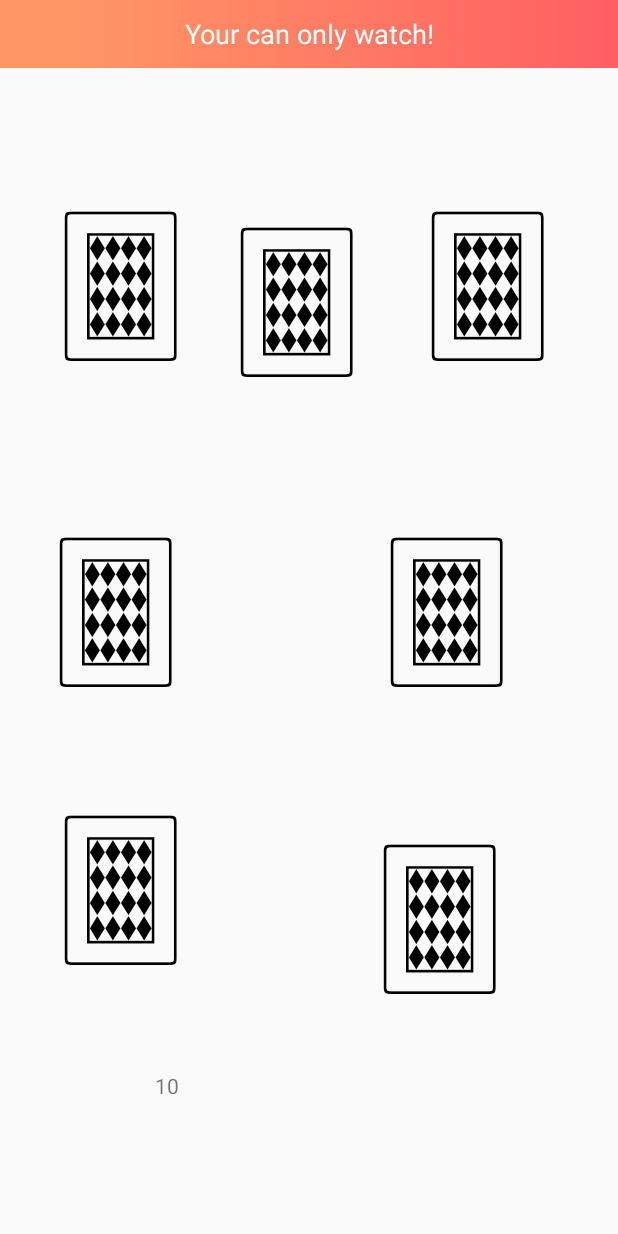
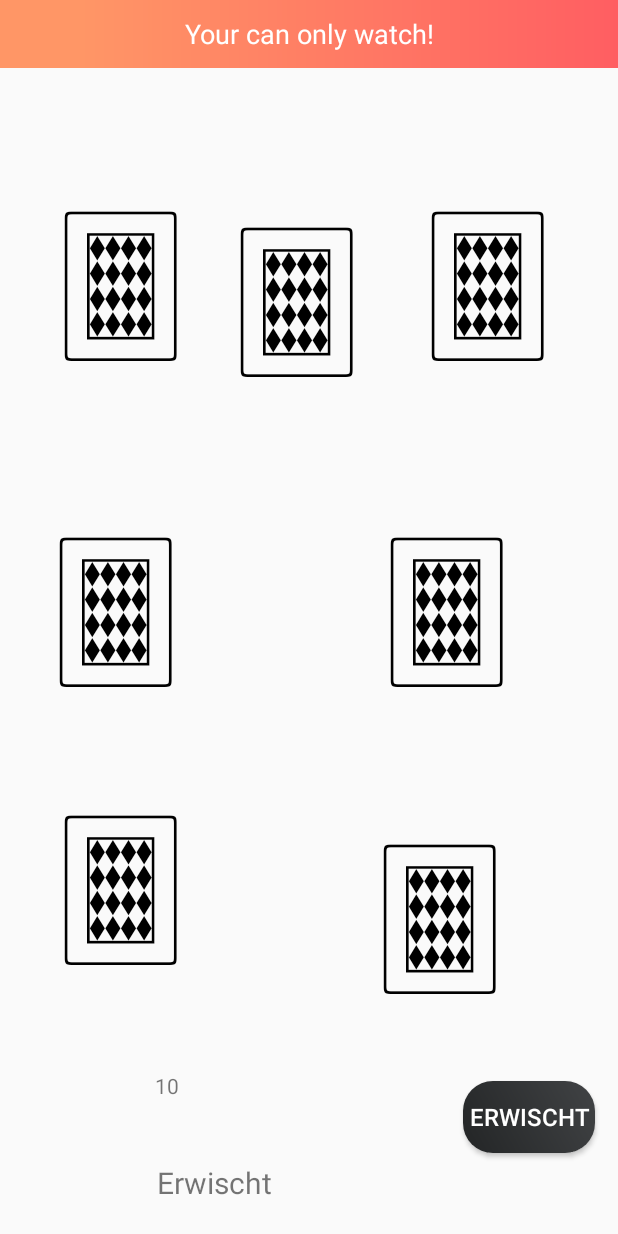
Before and after one commit to SE2-Busfahrer-SS20/SE2-Busfahrer-SS20, an Android app: the BushmenActivity screen opened directly, with no data from a screen before it, on a phone screen of 412 x 824 dp. Run offline under Robolectric (Android 15) with nearby library versions, the phone set to English and light mode, and no system bars; libraries missing offline, so code that uses them is left out: com.esotericsoftware.kryonet, com.esotericsoftware.minlog; 5 statements that could not run were skipped.

Commit message:
Added the Button and the TextView in the BushmenRound.

```diff
--- a/app/src/main/res/layout/activity_bushmen.xml
+++ b/app/src/main/res/layout/activity_bushmen.xml
@@ -140,4 +140,25 @@
         app:layout_constraintTop_toTopOf="parent"
         app:layout_constraintVertical_bias="0.92" />
 
+    <Button
+        android:id="@+id/button4"
+        android:layout_width="wrap_content"
+        android:layout_height="wrap_content"
+        android:layout_marginEnd="15dp"
+        android:layout_marginBottom="55dp"
+        android:text="Erwischt"
+        app:layout_constraintBottom_toBottomOf="parent"
+        app:layout_constraintEnd_toEndOf="parent" />
+
+    <TextView
+        android:id="@+id/textView2"
+        android:layout_width="296dp"
+        android:layout_height="38dp"
+        android:layout_marginEnd="11dp"
+        android:layout_marginBottom="11dp"
+        android:text="Erwischt"
+        android:textSize="20sp"
+        app:layout_constraintBottom_toBottomOf="parent"
+        app:layout_constraintEnd_toEndOf="parent" />
+
 </androidx.constraintlayout.widget.ConstraintLayout>
```
